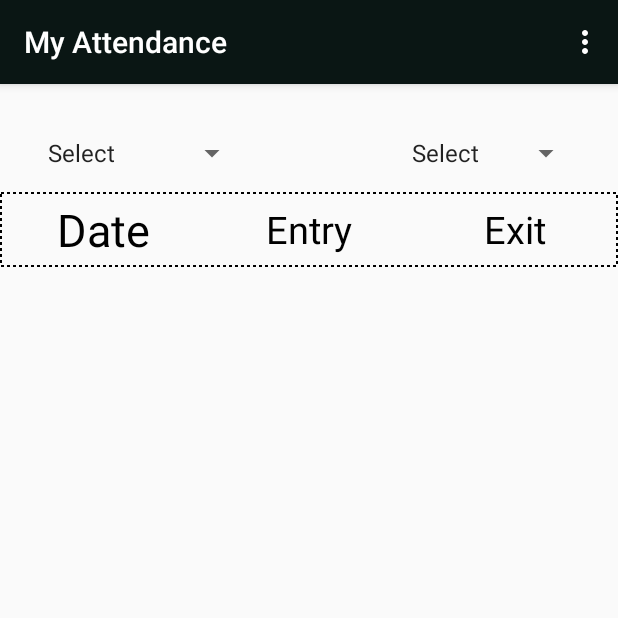
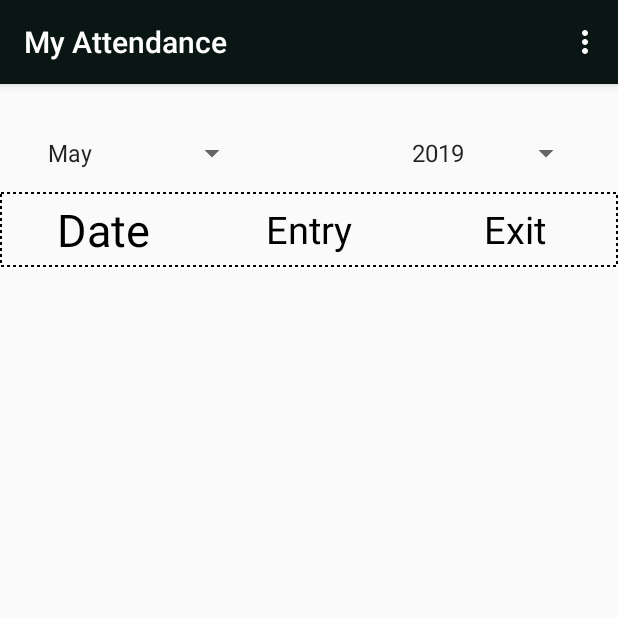
Before and after one commit to ski96277/OfficeManageMentAPP, an Android app: the fragment My_Attendance_F placed in its activity, on a phone screen of 412 x 824 dp, the top half of it. Run offline under Robolectric (Android 15) with nearby library versions, the phone set to English and light mode, and no system bars; our stand-ins replace ButterKnife, Firebase (no records; nobody signed in at launch, a user with empty details on screens opened directly); libraries missing offline, so code that uses them is left out: es.dmoral.toasty.

Commit message:
bug fixed attendance system

```diff
--- a/app/src/main/java/com/rocketechit/officemanagementapp/AdapterClass/Attandence_List_Adapter.java
+++ b/app/src/main/java/com/rocketechit/officemanagementapp/AdapterClass/Attandence_List_Adapter.java
@@ -21,16 +21,18 @@ public class Attandence_List_Adapter extends RecyclerView.Adapter<Attandence_Lis
     List<String> date_List;
     List<String> entry_Time;
     List<String> exit_Time ;
+    int item_length;
 
     //for onClick from java class (Second ....)
     private static ClickListener clickListener;
 
-    public Attandence_List_Adapter(Context context, List<String> date_List, List<String> entry_Time, List<String> exit_Time) {
+    public Attandence_List_Adapter(Context context, List<String> date_List, List<String> entry_Time, List<String> exit_Time, int item_length) {
         this.context = context;
 
         this.date_List = date_List;
         this.entry_Time = entry_Time;
         this.exit_Time = exit_Time;
+        this.item_length=item_length;
     }
 
 
@@ -69,7 +71,7 @@ public class Attandence_List_Adapter extends RecyclerView.Adapter<Attandence_Lis
 
     @Override
     public int getItemCount() {
-        return date_List.size();
+        return item_length;
     }
 
     //implement interface for onClick from java class (third ....)
--- a/app/src/main/java/com/rocketechit/officemanagementapp/FragmentClass/Employee/My_Attendance_F.java
+++ b/app/src/main/java/com/rocketechit/officemanagementapp/FragmentClass/Employee/My_Attendance_F.java
@@ -1,6 +1,7 @@
 package com.rocketechit.officemanagementapp.FragmentClass.Employee;
 
 import android.os.Bundle;
+import android.util.Log;
 import android.view.LayoutInflater;
 import android.view.View;
 import android.view.ViewGroup;
@@ -22,6 +23,7 @@ import com.rocketechit.officemanagementapp.JavaClass.ConstantClass;
 import com.rocketechit.officemanagementapp.R;
 
 import java.util.ArrayList;
+import java.util.Calendar;
 import java.util.List;
 
 import androidx.annotation.NonNull;
@@ -55,6 +57,11 @@ public class My_Attendance_F extends Fragment {
     String userID;
     Attandence_List_Adapter attandence_list_adapter;
 
+    String month[] = {"January", "February", "March", "April", "May", "June", "July", "August", "September", "October",
+            "November", "December"};
+    String year[] = {"2018", "2019", "2020", "2021", "2022", "2023"};
+
+
     @Nullable
     @Override
     public View onCreateView(@NonNull LayoutInflater inflater, @Nullable ViewGroup container, @Nullable Bundle savedInstanceState) {
@@ -70,7 +77,6 @@ public class My_Attendance_F extends Fragment {
         getActivity().setTitle("My Attendance");
 
         date_List = new ArrayList<>();
-      /*  keyList = new ArrayList<>();*/
         entry_Time = new ArrayList<>();
         exit_Time = new ArrayList<>();
 
@@ -79,12 +85,76 @@ public class My_Attendance_F extends Fragment {
         databaseReference2 = firebaseDatabase.getReference();
         databaseReference3 = firebaseDatabase.getReference();
 
+        LinearLayoutManager linearLayoutManager = new LinearLayoutManager(getContext());
+        linearLayoutManager.setOrientation(RecyclerView.VERTICAL);
+        attendanceTableID_My.setLayoutManager(linearLayoutManager);
 
-//get attendance value when load the fragment
+        //Creating the ArrayAdapter instance having the country list
+        ArrayAdapter month_adapter = new ArrayAdapter(getContext(), android.R.layout.simple_spinner_item, month);
+        month_adapter.setDropDownViewResource(android.R.layout.simple_spinner_dropdown_item);
+        //Setting the ArrayAdapter data on the Spinner
+        spinner_month.setAdapter(month_adapter);
+//SET current month
+        Calendar cal = Calendar.getInstance();
+        String current_month = month[cal.get(Calendar.MONTH)];
+        int selectionPosition = month_adapter.getPosition(current_month);
+        spinner_month.setSelection(selectionPosition);
+//SET current month End
+
+
+        ArrayAdapter year_adapter = new ArrayAdapter(getContext(), android.R.layout.simple_spinner_item, year);
+        year_adapter.setDropDownViewResource(android.R.layout.simple_spinner_dropdown_item);
+        //Setting the ArrayAdapter data on the Spinner
+        spinner_year.setAdapter(year_adapter);
+//SET current year
+        Calendar cal2 = Calendar.getInstance();
+        int year_int = cal2.get(Calendar.YEAR);
+        int i;
+        String current_year = null;
+        if (year_int == 2018) {
+            i = 0;
+            current_year = year[i];
+            int selectionPosition_year = year_adapter.getPosition(current_year);
+            spinner_year.setSelection(selectionPosition_year);
+        }
+        if (year_int == 2019) {
+            i = 1;
+            current_year = year[i];
+            int selectionPosition_year = year_adapter.getPosition(current_year);
+            spinner_year.setSelection(selectionPosition_year);
+        }
+        if (year_int == 2020) {
+            i = 2;
+            current_year = year[i];
+            int selectionPosition_year = year_adapter.getPosition(current_year);
+            spinner_year.setSelection(selectionPosition_year);
+        }
+        if (year_int == 2021) {
+            i = 3;
+            current_year = year[i];
+            int selectionPosition_year = year_adapter.getPosition(current_year);
+            spinner_year.setSelection(selectionPosition_year);
+        }
+        if (year_int == 2022) {
+            i = 3;
+            current_year = year[i];
+            int selectionPosition_year = year_adapter.getPosition(current_year);
+            spinner_year.setSelection(selectionPosition_year);
+        }
+        if (year_int == 2023) {
+            i = 3;
+            current_year = year[i];
+            int selectionPosition_year = year_adapter.getPosition(current_year);
+            spinner_year.setSelection(selectionPosition_year);
+        }
+//SET current year End
         spinner_month.setOnItemSelectedListener(new AdapterView.OnItemSelectedListener() {
             @Override
             public void onItemSelected(AdapterView<?> parent, View view, int position, long id) {
-                getAttendenceValue(spinner_month.getSelectedItem().toString(), spinner_year.getSelectedItem().toString());
+                String year = spinner_year.getSelectedItem().toString();
+                String month = spinner_month.getSelectedItem().toString();
+                getAttendenceValue(month, year);
+
             }
 
             @Override
@@ -92,10 +162,15 @@ public class My_Attendance_F extends Fragment {
 
             }
         });
+
         spinner_year.setOnItemSelectedListener(new AdapterView.OnItemSelectedListener() {
             @Override
             public void onItemSelected(AdapterView<?> parent, View view, int position, long id) {
-                getAttendenceValue(spinner_month.getSelectedItem().toString(), spinner_year.getSelectedItem().toString());
+
+                    String year = spinner_year.getSelectedItem().toString();
+                    String month = spinner_month.getSelectedItem().toString();
+                    getAttendenceValue(month, year);
+
             }
 
             @Override
@@ -103,63 +178,20 @@ public class My_Attendance_F extends Fragment {
 
             }
         });
-/*        getAttendenceValue(spinner_month.getSelectedItem().toString()
-                , spinner_year.getSelectedItem().toString(), new GetAttendanceList() {
-                    @Override
-                    public void get_Date(List<String> date, List<String> entry_Time, List<String> exit_Time) {
-
-                        callAdapter(date, entry_Time, exit_Time);
-
-                    }
-                });*/
-
-        //set on selected item in spinner month
-       /* spinner_month.setOnItemSelectedListener(new AdapterView.OnItemSelectedListener() {
-            @Override
-            public void onItemSelected(AdapterView<?> parent, View view, int position, long id) {
-                getAttendenceValue(spinner_month.getSelectedItem().toString()
-                        , spinner_year.getSelectedItem().toString(), new GetAttendanceList() {
-                            @Override
-                            public void get_Date(List<String> date, List<String> entry_Time, List<String> exit_Time) {
 
 
-                                callAdapter(date, entry_Time, exit_Time);
-                            }
-                        });
-            }
-
-            @Override
-            public void onNothingSelected(AdapterView<?> parent) {
-                Toasty.info(getContext(), "No Selected", Toast.LENGTH_SHORT, true).show();
-
-            }
-        });*/
-        //set on selected item in spinner year
-      /*  spinner_year.setOnItemSelectedListener(new AdapterView.OnItemSelectedListener() {
-            @Override
-            public void onItemSelected(AdapterView<?> parent, View view, int position, long id) {
-                getAttendenceValue(spinner_month.getSelectedItem().toString(),
-                        spinner_year.getSelectedItem().toString(), new GetAttendanceList() {
-                            @Override
-                            public void get_Date(List<String> date, List<String> entry_Time, List<String> exit_Time) {
-
-                                callAdapter(date, entry_Time, exit_Time);
-                            }
-                        });
-            }
-
-            @Override
-            public void onNothingSelected(AdapterView<?> parent) {
-                Toasty.info(getContext(), "No Selected", Toast.LENGTH_SHORT, true).show();
-            }
-        });*/
-        LinearLayoutManager linearLayoutManager = new LinearLayoutManager(getContext());
-        linearLayoutManager.setOrientation(RecyclerView.VERTICAL);
-        attendanceTableID_My.setLayoutManager(linearLayoutManager);
     }
 
 
     private void getAttendenceValue(String month, String year) {
+
+        date_List.clear();
+        entry_Time.clear();
+        exit_Time.clear();
+        Log.e("TAG", "getAttendenceValue: "+date_List.size() );
+        Log.e("TAG", "getAttendenceValue: "+entry_Time.size() );
+        Log.e("TAG", "getAttendenceValue: "+exit_Time.size() );
+
         String userID_Employee = getUserID();
         int monthNumber;
         int i = 0;
@@ -248,7 +280,7 @@ public class My_Attendance_F extends Fragment {
                             exit_Time.add(exitTime);
 
                             attandence_list_adapter = new Attandence_List_Adapter(getContext(),
-                                    date_List, entry_Time, exit_Time);
+                                    date_List, entry_Time, exit_Time,date_List.size());
                             attendanceTableID_My.setAdapter(attandence_list_adapter);
 
 
@@ -283,138 +315,7 @@ public class My_Attendance_F extends Fragment {
 //first data (date) END
 
     }
-/*
-    private void callAdapter(List<String> date, List<String> entry_time, List<String> exit_time) {
-        Attandence_List_Adapter attandence_list_adapter = new Attandence_List_Adapter(getContext(), date,
-                entry_time, exit_time);
-        if (attandence_list_adapter!=null){
 
-            attendanceTableID_My.setAdapter(attandence_list_adapter);
-        }
-        attandence_list_adapter.setOnItemClickListener(new Attandence_List_Adapter.ClickListener() {
-            @Override
-            public void onItemClick(int position, View v) {
-
-            }
-
-            @Override
-            public void onItemLongClick(int position, View v) {
-
-            }
-        });
-    }
-*/
-
-  /*  public interface GetAttendanceList {
-        public void get_Date(List<String> date, List<String> entry_Time, List<String> exit_Time);
-
-    }
-
-    private void getAttendenceValue(String month, String year, GetAttendanceList getAttendanceList) {
-        String userID_Employee = userID;
-
-        int i = 0;
-        if (month.equals("January")) {
-            i = 1;
-        }
-        if (month.equals("February")) {
-            i = 2;
-        }
-        if (month.equals("March")) {
-            i = 3;
-        }
-        if (month.equals("April")) {
-            i = 4;
-        }
-        if (month.equals("May")) {
-            i = 5;
-        }
-        if (month.equals("June")) {
-            i = 6;
-        }
-        if (month.equals("July")) {
-            i = 7;
-        }
-        if (month.equals("August")) {
-            i = 8;
-        }
-        if (month.equals("September")) {
-            i = 9;
-        }
-        if (month.equals("October")) {
-            i = 10;
-        }
-        if (month.equals("November")) {
-            i = 11;
-        }
-        if (month.equals("December")) {
-            i = 12;
-        }
-
-        int monthNumber = i;
-        databaseReference.addValueEventListener(new ValueEventListener() {
-
-            @Override
-            public void onDataChange(@NonNull DataSnapshot dataSnapshot) {
-
-
-//check the user ID has in the attendance list
-                Toast.makeText(getContext(), ""+userID_Employee, Toast.LENGTH_SHORT).show();
-                if (!dataSnapshot.child("Attendance").hasChild(userID_Employee)) {
-                    attendanceTableID_My.setVisibility(View.GONE);
-                }
-//check the user  has attendance in this year
-                if (!dataSnapshot.child("Attendance").child(userID_Employee).hasChild(year)) {
-                    attendanceTableID_My.setVisibility(View.GONE);
-                }
-//check the user  has attendance in this month
-                if (!dataSnapshot.child("Attendance").child(userID_Employee).child(year).hasChild(month)) {
-                    attendanceTableID_My.setVisibility(View.GONE);
-                }
-
-                keyList.clear();
-
-                for (DataSnapshot snapshot : dataSnapshot.child("Attendance")
-                        .child(userID_Employee).child(year).child(String.valueOf(monthNumber))
-                        .getChildren()) {
-                    attendanceTableID_My.setVisibility(View.VISIBLE);
-
-                    entry_Time.clear();
-                    exit_Time.clear();
-                    String key = snapshot.getKey();
-                    keyList.add(key);
-                    databaseReference2.addValueEventListener(new ValueEventListener() {
-                        @Override
-                        public void onDataChange(@NonNull DataSnapshot dataSnapshot) {
-
-                            String entryTime = dataSnapshot.child("Attendance").child(userID_Employee).child(year).child(String.valueOf(monthNumber))
-                                    .child(key).child("Entry").child("entryTime").getValue(String.class);
-                            String exitTime = dataSnapshot.child("Attendance").child(userID_Employee).child(year).child(String.valueOf(monthNumber))
-                                    .child(key).child("Exit").child("exitTime").getValue(String.class);
-                            entry_Time.add(entryTime);
-                            exit_Time.add(exitTime);
-
-                            getAttendanceList.get_Date(keyList, entry_Time, exit_Time);
-
-                        }
-
-                        @Override
-                        public void onCancelled(@NonNull DatabaseError databaseError) {
-
-                        }
-
-                    });//second Data coming end
-                }
-            }
-
-            @Override
-            public void onCancelled(@NonNull DatabaseError databaseError) {
-
-            }
-        });//first Data
-    }
-
-*/
     //get Current Admin User ID
     private String getUserID() {
 
@@ -425,4 +326,5 @@ public class My_Attendance_F extends Fragment {
         String userID = firebaseUser.getUid();
         return userID;
     }
+
 }
--- a/app/src/main/res/layout/employee_profile_view_by_admin_f.xml
+++ b/app/src/main/res/layout/employee_profile_view_by_admin_f.xml
@@ -46,8 +46,7 @@
         android:layout_alignParentTop="true"
         android:layout_marginStart="20dp"
         android:layout_marginLeft="20dp"
-        android:layout_marginTop="160dp"
-        android:entries="@array/month_List" />
+        android:layout_marginTop="160dp" />
 
     <Spinner
         android:id="@+id/spinner2"
@@ -58,8 +57,7 @@
         android:layout_alignParentRight="true"
         android:layout_marginTop="160dp"
         android:layout_marginEnd="21dp"
-        android:layout_marginRight="21dp"
-        android:entries="@array/year_List" />
+        android:layout_marginRight="21dp" />
 
     <LinearLayout
         android:id="@+id/title_header"
--- a/app/src/main/res/layout/my_attendance_f.xml
+++ b/app/src/main/res/layout/my_attendance_f.xml
@@ -15,8 +15,7 @@
         android:layout_alignParentTop="true"
         android:layout_marginStart="24dp"
         android:layout_marginLeft="24dp"
-        android:layout_marginTop="20dp"
-        android:entries="@array/month_List" />
+        android:layout_marginTop="20dp" />
 
     <Spinner
         android:id="@+id/spinner_year"
@@ -27,8 +26,7 @@
         android:layout_alignParentRight="true"
         android:layout_marginTop="20dp"
         android:layout_marginEnd="24dp"
-        android:layout_marginRight="24dp"
-        android:entries="@array/year_List" />
+        android:layout_marginRight="24dp" />
 
     <LinearLayout
         android:id="@+id/title_header"
```
Also changed, not shown: app/src/main/java/com/rocketechit/officemanagementapp/FragmentClass/Admin/Employee_profile_view_by_admin.java (+109 -2 lines).
